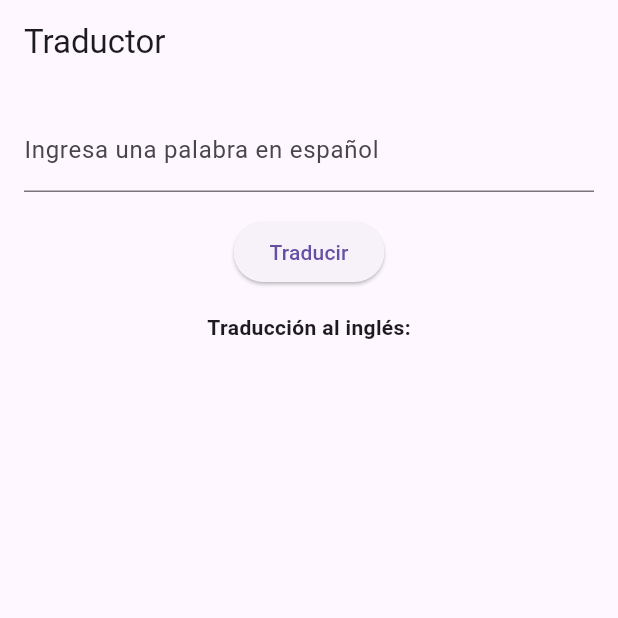
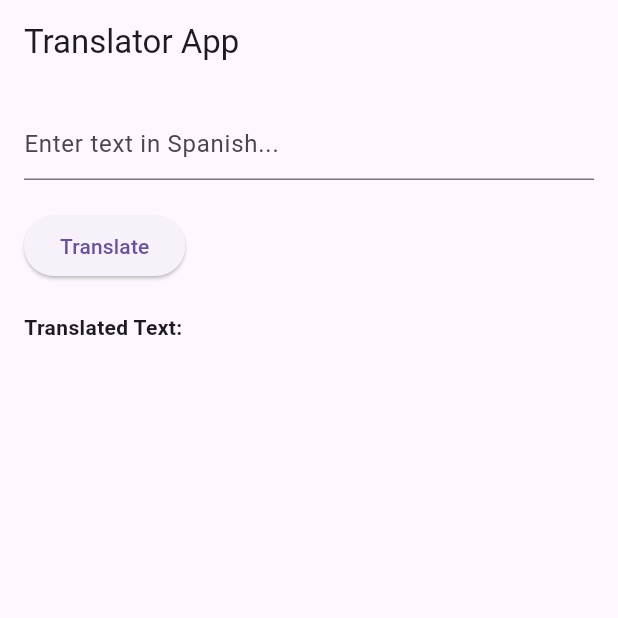
Before and after one commit to BrandonSoldado/AppTraductor, a Flutter app: the screen it shows after launch, on a phone screen of 412 x 824 dp, the top half of it. Run offline on Flutter 3.47's test engine with Material 3 defaults, Android fonts, the phone set to English and light mode, and no system bars.

Commit message:
Update main.dart

```diff
--- a/lib/main.dart
+++ b/lib/main.dart
@@ -10,73 +10,66 @@ class MyApp extends StatelessWidget {
   @override
   Widget build(BuildContext context) {
     return MaterialApp(
-      title: 'Traductor',
-      theme: ThemeData(
-        primarySwatch: Colors.blue,
-        visualDensity: VisualDensity.adaptivePlatformDensity,
-      ),
-      home: Traductor(),
+      title: 'Translator App',
+      theme: ThemeData(primarySwatch: Colors.blue),
+      home: TranslationPage(),
     );
   }
 }
 
-class Traductor extends StatefulWidget {
+class TranslationPage extends StatefulWidget {
   @override
-  _TraductorState createState() => _TraductorState();
+  _TranslationPageState createState() => _TranslationPageState();
 }
 
-class _TraductorState extends State<Traductor> {
-  final TextEditingController _controller = TextEditingController();
+class _TranslationPageState extends State<TranslationPage> {
+  final String _apiKey = 'YOUR_API_KEY';
+  final String _url = 'https://translation.googleapis.com/language/translate/v2';
+
   String _translatedText = '';
+  TextEditingController _textController = TextEditingController();
 
   void _translate() async {
-    final response = await http.post(
-      Uri.parse('https://translation.googleapis.com/language/translate/v2'),
-      body: {
-        'q': _controller.text,
-        'source': 'es',
-        'target': 'en',
-        'format': 'text',
-        'key': '@AIzaSyBicvXQazxTfWQvlsHG_DQduaNIXWRmcz0_',
-      },
-    );
+    String text = _textController.text.trim();
+    if (text.isEmpty) return;
 
+    String target = 'en'; // English
+    String url = '$_url?key=$_apiKey&q=$text&target=$target';
+
+    var response = await http.get(Uri.parse(url));
     if (response.statusCode == 200) {
-      final Map<String, dynamic> data = json.decode(response.body);
+      var jsonResponse = jsonDecode(response.body);
       setState(() {
-        _translatedText = data['data']['translations'][0]['translatedText'];
+        _translatedText = jsonResponse['data']['translations'][0]['translatedText'];
       });
     } else {
-      throw Exception('Failed to translate text');
+      print('Request failed with status: ${response.statusCode}.');
     }
   }
 
   @override
   Widget build(BuildContext context) {
     return Scaffold(
-      appBar: AppBar(
-        title: Text('Traductor'),
-      ),
+      appBar: AppBar(title: Text('Translator App')),
       body: Padding(
         padding: EdgeInsets.all(16.0),
         child: Column(
-          children: <Widget>[
+          crossAxisAlignment: CrossAxisAlignment.start,
+          children: [
             TextField(
-              controller: _controller,
+              controller: _textController,
               decoration: InputDecoration(
-                labelText: 'Ingresa una palabra en español',
+                hintText: 'Enter text in Spanish...',
               ),
             ),
-            SizedBox(height: 16.0),
+            SizedBox(height: 20),
             ElevatedButton(
               onPressed: _translate,
-              child: Text('Traducir'),
+              child: Text('Translate'),
             ),
-            SizedBox(height: 16.0),
-            Text(
-              'Traducción al inglés:',
-              style: TextStyle(fontWeight: FontWeight.bold),
-            ),
+            SizedBox(height: 20),
+            Text('Translated Text:', style: TextStyle(fontWeight: FontWeight.bold)),
+            SizedBox(height: 10),
             Text(_translatedText),
           ],
         ),
```
